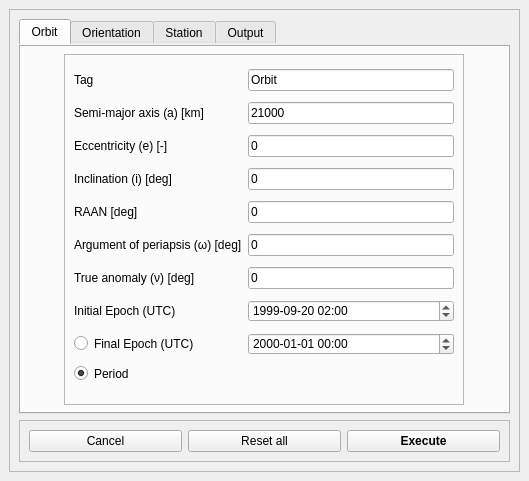
Above: orbital_module/GUI_qt/form.ui from javigarridoc/orbital_module before the change. Below: the same form after it.
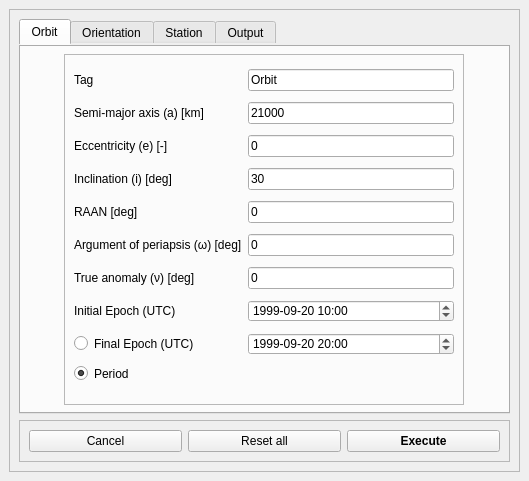
That is the form after the change.

Patch:
```diff
--- a/orbital_module/GUI_qt/form.ui
+++ b/orbital_module/GUI_qt/form.ui
@@ -70,7 +70,7 @@
                <widget class="QDateTimeEdit" name="dateTimeEdit_epoch1">
                 <property name="dateTime">
                  <datetime>
-                  <hour>2</hour>
+                  <hour>10</hour>
                   <minute>0</minute>
                   <second>0</second>
                   <year>1999</year>
@@ -87,7 +87,7 @@
                 </property>
                 <property name="time">
                  <time>
-                  <hour>2</hour>
+                  <hour>10</hour>
                   <minute>0</minute>
                   <second>0</second>
                  </time>
@@ -105,6 +105,23 @@
               </item>
               <item row="8" column="1">
                <widget class="QDateTimeEdit" name="dateTimeEdit_epoch2">
+                <property name="dateTime">
+                 <datetime>
+                  <hour>20</hour>
+                  <minute>0</minute>
+                  <second>0</second>
+                  <year>1999</year>
+                  <month>9</month>
+                  <day>20</day>
+                 </datetime>
+                </property>
+                <property name="time">
+                 <time>
+                  <hour>20</hour>
+                  <minute>0</minute>
+                  <second>0</second>
+                 </time>
+                </property>
                 <property name="displayFormat">
                  <string>yyyy-MM-dd HH:mm</string>
                 </property>
@@ -162,7 +179,7 @@
               <item row="3" column="1">
                <widget class="QLineEdit" name="lineEdit_inc">
                 <property name="text">
-                 <string>0</string>
+                 <string>30</string>
                 </property>
                </widget>
               </item>
```
